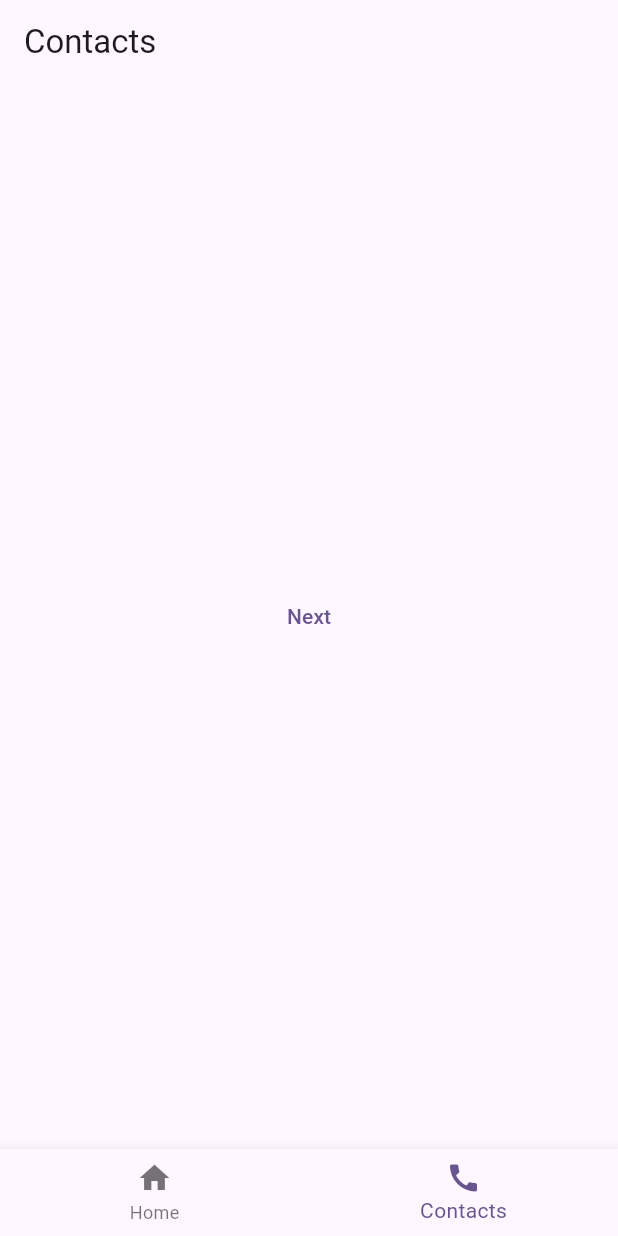
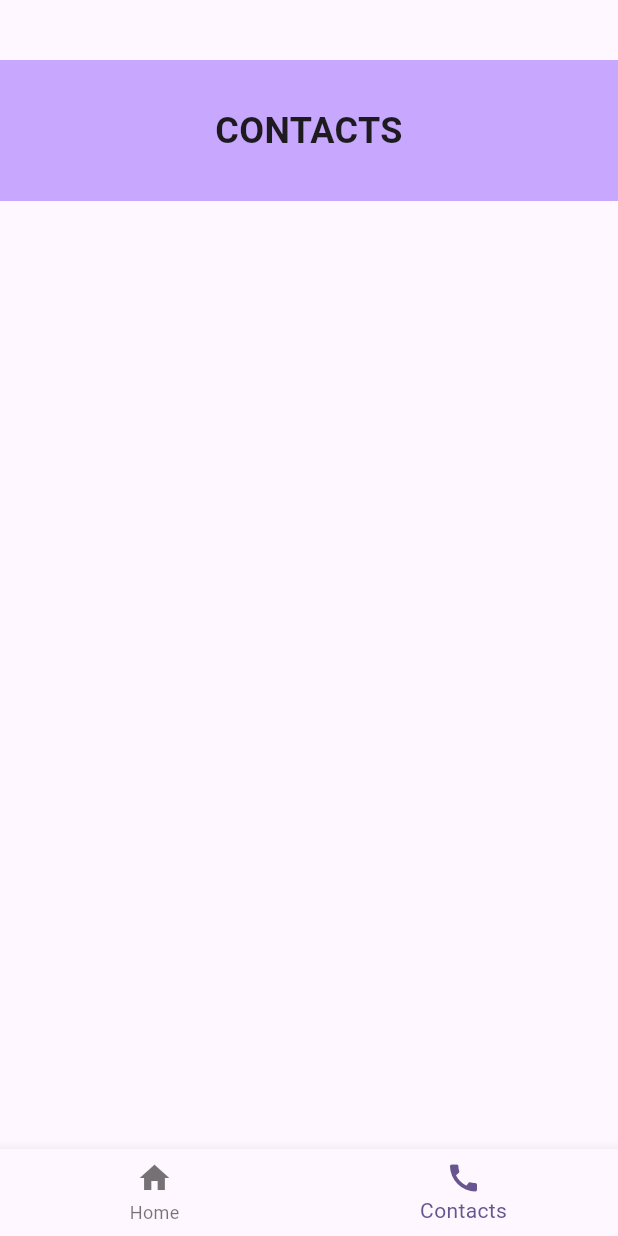
Before and after one commit to rcSabucido/litealert, a Flutter app: the screen it shows after launch, item 2 of the bottom bar chosen, on a phone screen of 412 x 824 dp. Run offline on Flutter 3.47's test engine with Material 3 defaults, Android fonts, the phone set to English and light mode, and no system bars.

Commit message:
#2 Add title element to contacts page

```diff
--- a/lib/pages/contacts.dart
+++ b/lib/pages/contacts.dart
@@ -5,15 +5,26 @@ class ContactsPage extends StatelessWidget {
   final String title;
   @override
   Widget build(BuildContext context) {
-    return Scaffold(
-      appBar: AppBar(
-        title: Text(title),
-      ),
-      body: Center(
-        child: TextButton(
-          onPressed: () {},
-          child: const Text('Next'),
-        ),
+    return Center(
+      child: Column(
+        children: [
+          SizedBox(height: 40),
+          Container(
+            width: double.infinity,
+            padding: const EdgeInsets.symmetric(vertical: 30),
+            decoration: BoxDecoration(
+              color: const Color.fromARGB(255, 200, 168, 255),
+            ),
+            child: Text(
+              title.toUpperCase(),
+              style: const TextStyle(
+                fontSize: 24.0,
+                fontWeight: FontWeight.bold,
+              ),
+              textAlign: TextAlign.center,
+            ),
+          ),
+        ],
       ),
     );
   }
```
